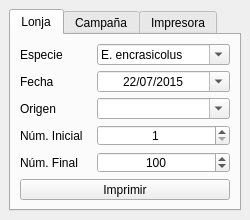
Qt form ui/labelprinter.ui (jtornero/etikreator) before a commit.
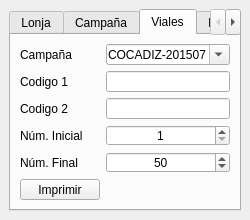
The same form after that commit. The open tabs and pages were chosen to show the change.

Commit message: Added support for vials

What changed in the file:
```diff
--- a/ui/labelprinter.ui
+++ b/ui/labelprinter.ui
@@ -126,6 +126,21 @@
           <property name="editable">
            <bool>true</bool>
           </property>
+          <item>
+           <property name="text">
+            <string>Lonja de Cádiz</string>
+           </property>
+          </item>
+          <item>
+           <property name="text">
+            <string>Lonja de Sanlúcar</string>
+           </property>
+          </item>
+          <item>
+           <property name="text">
+            <string>Lonja de Barbate</string>
+           </property>
+          </item>
          </widget>
         </item>
         <item row="3" column="0">
@@ -324,6 +339,110 @@
         </item>
        </layout>
       </widget>
+      <widget class="QWidget" name="vial_tab">
+       <attribute name="title">
+        <string>Viales</string>
+       </attribute>
+       <layout class="QGridLayout" name="gridLayout_5">
+        <item row="0" column="0">
+         <widget class="QLabel" name="label_16">
+          <property name="text">
+           <string>Campaña</string>
+          </property>
+         </widget>
+        </item>
+        <item row="0" column="1">
+         <widget class="QComboBox" name="vial_survey_combo">
+          <property name="editable">
+           <bool>true</bool>
+          </property>
+          <item>
+           <property name="text">
+            <string>ECOCADIZ-201507</string>
+           </property>
+          </item>
+          <item>
+           <property name="text">
+            <string>ECOCADIZ-R-2015</string>
+           </property>
+          </item>
+         </widget>
+        </item>
+        <item row="1" column="0">
+         <widget class="QLabel" name="label_13">
+          <property name="text">
+           <string>Codigo 1</string>
+          </property>
+         </widget>
+        </item>
+        <item row="1" column="1">
+         <widget class="QLineEdit" name="vial_text_line_1"/>
+        </item>
+        <item row="2" column="0">
+         <widget class="QLabel" name="label_14">
+          <property name="text">
+           <string>Codigo 2</string>
+          </property>
+         </widget>
+        </item>
+        <item row="2" column="1">
+         <widget class="QLineEdit" name="vial_text_line_2"/>
+        </item>
+        <item row="3" column="0">
+         <widget class="QLabel" name="label_17">
+          <property name="text">
+           <string>Núm. Inicial</string>
+          </property>
+         </widget>
+        </item>
+        <item row="3" column="1">
+         <widget class="QSpinBox" name="vial_start_spinbox">
+          <property name="alignment">
+           <set>Qt::AlignCenter</set>
+          </property>
+          <property name="minimum">
+           <number>1</number>
+          </property>
+          <property name="maximum">
+           <number>9999</number>
+          </property>
+          <property name="value">
+           <number>1</number>
+          </property>
+         </widget>
+        </item>
+        <item row="4" column="0">
+         <widget class="QLabel" name="label_15">
+          <property name="text">
+           <string>Núm. Final</string>
+          </property>
+         </widget>
+        </item>
+        <item row="4" column="1">
+         <widget class="QSpinBox" name="vial_end_spinbox">
+          <property name="alignment">
+           <set>Qt::AlignCenter</set>
+          </property>
+          <property name="minimum">
+           <number>1</number>
+          </property>
+          <property name="maximum">
+           <number>9999</number>
+          </property>
+          <property name="value">
+           <number>50</number>
+          </property>
+         </widget>
+        </item>
+        <item row="5" column="0">
+         <widget class="QPushButton" name="print_vial_labels_btn">
+          <property name="text">
+           <string>Imprimir</string>
+          </property>
+         </widget>
+        </item>
+       </layout>
+      </widget>
       <widget class="QWidget" name="printer_tab">
        <attribute name="title">
         <string>Impresora</string>
```
Left out of the diff: 12 changed lines with no effect on the pictures. The commit also changes 3 other files.
